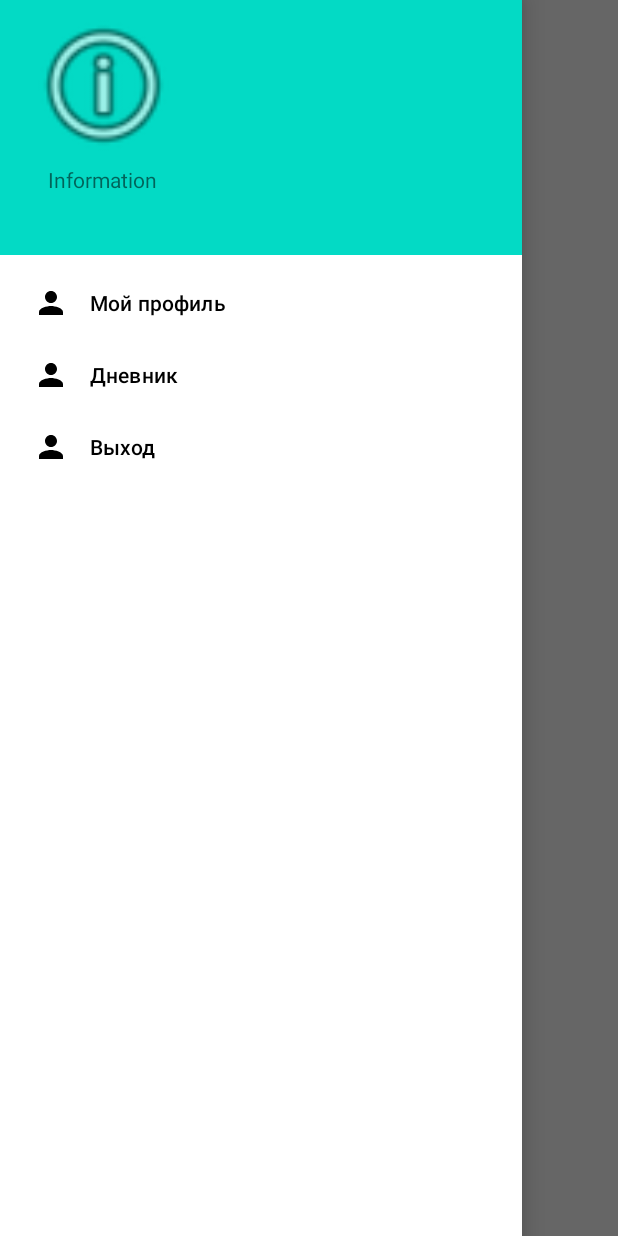
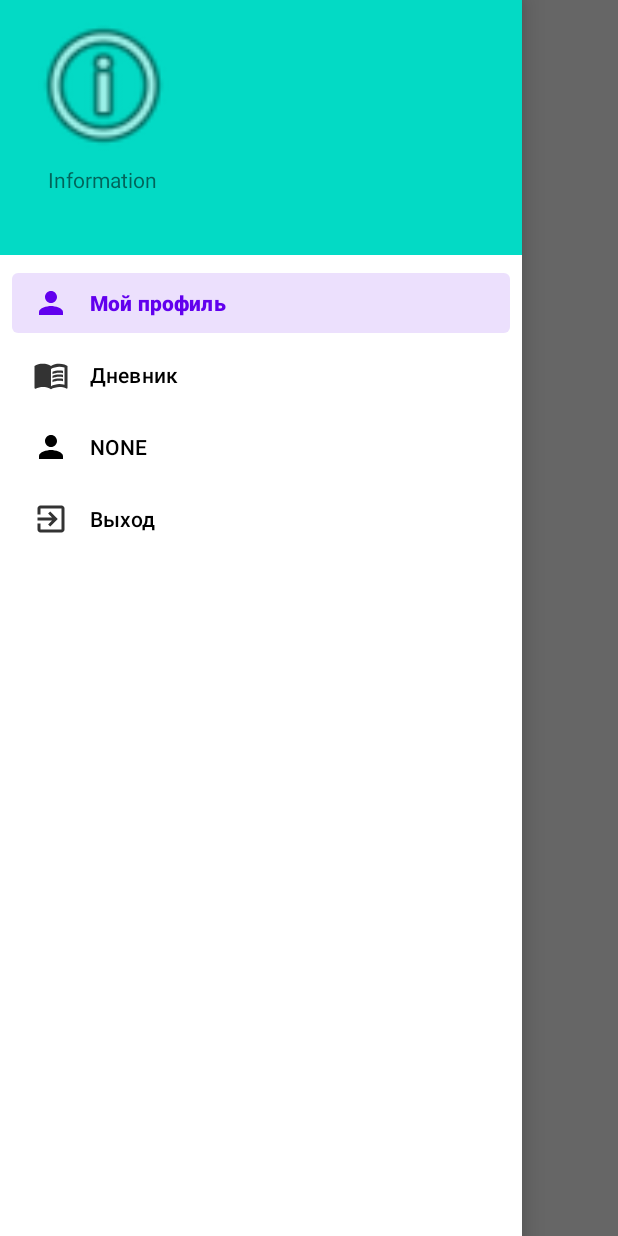
Before and after one commit to geloidd/appcov, an Android app: the screen it shows after launch (MainActivity), after a tap on "Мой профиль", on a phone screen of 412 x 824 dp. Run offline under Robolectric (Android 15) with nearby library versions, the phone set to English and light mode, and no system bars; 2 statements that could not run were skipped; 1 other tap on this screen came first.

```diff
--- a/app/build.gradle
+++ b/app/build.gradle
@@ -42,6 +42,9 @@ dependencies {
     implementation 'androidx.appcompat:appcompat:1.3.1'
     implementation 'com.google.android.material:material:1.4.0'
     implementation 'androidx.constraintlayout:constraintlayout:2.1.1'
+    implementation 'androidx.navigation:navigation-ui-ktx:2.3.5'
+    implementation 'androidx.drawerlayout:drawerlayout:1.1.1'
+    implementation 'androidx.legacy:legacy-support-v4:1.0.0'
     testImplementation 'junit:junit:4.+'
     androidTestImplementation 'androidx.test.ext:junit:1.1.3'
     androidTestImplementation 'androidx.test.espresso:espresso-core:3.4.0'
--- a/app/src/main/java/com/example/appcov/MainActivity.kt
+++ b/app/src/main/java/com/example/appcov/MainActivity.kt
@@ -1,24 +1,50 @@
 package com.example.appcov
-import android.content.Intent
-import androidx.appcompat.app.AppCompatActivity
 import android.os.Bundle
+import android.os.ParcelFileDescriptor.open
+import android.system.Os.open
+import android.view.MenuItem
 import android.view.View
 import android.widget.ImageButton
+import android.widget.Toast
+import androidx.appcompat.app.ActionBarDrawerToggle
+import androidx.appcompat.app.AppCompatActivity
 import androidx.core.view.GravityCompat
 import androidx.drawerlayout.widget.DrawerLayout
-import com.example.appcov.databinding.ActivityMainBinding
-import com.google.android.gms.auth.api.signin.GoogleSignIn
-import com.google.android.gms.auth.api.signin.GoogleSignInClient
-import com.google.android.gms.auth.api.signin.GoogleSignInOptions
+import androidx.fragment.app.Fragment
+import androidx.navigation.Navigation
 import com.google.android.material.navigation.NavigationView
 import kotlinx.android.synthetic.main.activity_main.*
 
-class MainActivity: AppCompatActivity() {
-    lateinit var binding: ActivityMainBinding
+class MainActivity : AppCompatActivity() {
+    lateinit var toggle: ActionBarDrawerToggle
+    lateinit var drawerlayout: DrawerLayout
+
     override fun onCreate(savedInstanceState: Bundle?) {
         super.onCreate(savedInstanceState)
-        binding = ActivityMainBinding.inflate(layoutInflater)
-        setContentView(binding.root)
+        setContentView(R.layout.activity_main)
+
+        val drawerLayout: DrawerLayout = findViewById(R.id.drawer_layout)
+        val navView: NavigationView = findViewById(R.id.nav_view)
+        toggle = ActionBarDrawerToggle(this, drawerLayout, R.string.open, R.string.close)
+        drawerLayout.addDrawerListener(toggle)
+        toggle.syncState()
+
+        supportActionBar?.setDisplayHomeAsUpEnabled(true)
+
+        navView.setNavigationItemSelectedListener {
+
+            it.isChecked = true
+            when (it.itemId) {
+
+                R.id.c_1 -> replaceFragment(ProfileFragment(), it.title.toString())
+                R.id.c_2 -> replaceFragment(DiaryFragment(), it.title.toString())
+//                R.id.c_2 -> startActivity(Intent(this, WeekViewActivity::class.java))
+                R.id.c_3 -> Toast.makeText(this, "Id cat_3", Toast.LENGTH_SHORT).show()
+                R.id.c_4 -> finish()
+
+            }
+            true
+        }
 
     }
     fun runGude(view: View) {
@@ -28,4 +54,24 @@ class MainActivity: AppCompatActivity() {
             drawer_layout.openDrawer(GravityCompat.START)
         }
     }
+    private fun replaceFragment(fragment: Fragment, title: String){
+
+        val fragmentManager = supportFragmentManager
+        val fragmentTransaction = fragmentManager.beginTransaction()
+        fragmentTransaction.replace(R.id.frameLayout, fragment)
+        fragmentTransaction.commit()
+        drawerlayout.closeDrawers()
+        setTitle(title)
+
+
+    }
+
+override fun onOptionsItemSelected(item: MenuItem): Boolean {
+        if (toggle.onOptionsItemSelected(item)) {
+            return true
+        }
+        return super.onOptionsItemSelected(item)
+    }
+
+
 }
--- /dev/null
+++ b/app/src/main/java/com/example/appcov/ProfileFragment.kt
@@ -0,0 +1,59 @@
+package com.example.appcov
+
+import android.os.Bundle
+import androidx.fragment.app.Fragment
+import android.view.LayoutInflater
+import android.view.View
+import android.view.ViewGroup
+
+// TODO: Rename parameter arguments, choose names that match
+// the fragment initialization parameters, e.g. ARG_ITEM_NUMBER
+private const val ARG_PARAM1 = "param1"
+private const val ARG_PARAM2 = "param2"
+
+/**
+ * A simple [Fragment] subclass.
+ * Use the [ProfileFragment.newInstance] factory method to
+ * create an instance of this fragment.
+ */
+class ProfileFragment : Fragment() {
+    // TODO: Rename and change types of parameters
+    private var param1: String? = null
+    private var param2: String? = null
+
+    override fun onCreate(savedInstanceState: Bundle?) {
+        super.onCreate(savedInstanceState)
+        arguments?.let {
+            param1 = it.getString(ARG_PARAM1)
+            param2 = it.getString(ARG_PARAM2)
+        }
+    }
+
+    override fun onCreateView(
+        inflater: LayoutInflater, container: ViewGroup?,
+        savedInstanceState: Bundle?
+    ): View? {
+        // Inflate the layout for this fragment
+        return inflater.inflate(R.layout.fragment_profile, container, false)
+    }
+
+    companion object {
+        /**
+         * Use this factory method to create a new instance of
+         * this fragment using the provided parameters.
+         *
+         * @param param1 Parameter 1.
+         * @param param2 Parameter 2.
+         * @return A new instance of fragment ProfileFragment.
+         */
+        // TODO: Rename and change types and number of parameters
+        @JvmStatic
+        fun newInstance(param1: String, param2: String) =
+            ProfileFragment().apply {
+                arguments = Bundle().apply {
+                    putString(ARG_PARAM1, param1)
+                    putString(ARG_PARAM2, param2)
+                }
+            }
+    }
+}
--- /dev/null
+++ b/app/src/main/res/drawable-anydpi/drawer_button_diary.xml
@@ -0,0 +1,21 @@
+<vector xmlns:android="http://schemas.android.com/apk/res/android"
+    android:width="24dp"
+    android:height="24dp"
+    android:viewportWidth="24"
+    android:viewportHeight="24"
+    android:tint="#000000"
+    android:alpha="0.8"
+    android:autoMirrored="true">
+  <path
+      android:fillColor="@android:color/white"
+      android:pathData="M21,5c-1.11,-0.35 -2.33,-0.5 -3.5,-0.5c-1.95,0 -4.05,0.4 -5.5,1.5c-1.45,-1.1 -3.55,-1.5 -5.5,-1.5S2.45,4.9 1,6v14.65c0,0.25 0.25,0.5 0.5,0.5c0.1,0 0.15,-0.05 0.25,-0.05C3.1,20.45 5.05,20 6.5,20c1.95,0 4.05,0.4 5.5,1.5c1.35,-0.85 3.8,-1.5 5.5,-1.5c1.65,0 3.35,0.3 4.75,1.05c0.1,0.05 0.15,0.05 0.25,0.05c0.25,0 0.5,-0.25 0.5,-0.5V6C22.4,5.55 21.75,5.25 21,5zM21,18.5c-1.1,-0.35 -2.3,-0.5 -3.5,-0.5c-1.7,0 -4.15,0.65 -5.5,1.5V8c1.35,-0.85 3.8,-1.5 5.5,-1.5c1.2,0 2.4,0.15 3.5,0.5V18.5z"/>
+  <path
+      android:fillColor="@android:color/white"
+      android:pathData="M17.5,10.5c0.88,0 1.73,0.09 2.5,0.26V9.24C19.21,9.09 18.36,9 17.5,9c-1.7,0 -3.24,0.29 -4.5,0.83v1.66C14.13,10.85 15.7,10.5 17.5,10.5z"/>
+  <path
+      android:fillColor="@android:color/white"
+      android:pathData="M13,12.49v1.66c1.13,-0.64 2.7,-0.99 4.5,-0.99c0.88,0 1.73,0.09 2.5,0.26V11.9c-0.79,-0.15 -1.64,-0.24 -2.5,-0.24C15.8,11.66 14.26,11.96 13,12.49z"/>
+  <path
+      android:fillColor="@android:color/white"
+      android:pathData="M17.5,14.33c-1.7,0 -3.24,0.29 -4.5,0.83v1.66c1.13,-0.64 2.7,-0.99 4.5,-0.99c0.88,0 1.73,0.09 2.5,0.26v-1.52C19.21,14.41 18.36,14.33 17.5,14.33z"/>
+</vector>
--- /dev/null
+++ b/app/src/main/res/drawable-anydpi/drawer_button_exit.xml
@@ -0,0 +1,12 @@
+<vector xmlns:android="http://schemas.android.com/apk/res/android"
+    android:width="24dp"
+    android:height="24dp"
+    android:viewportWidth="24"
+    android:viewportHeight="24"
+    android:tint="#000000"
+    android:alpha="0.8"
+    android:autoMirrored="true">
+  <path
+      android:fillColor="@android:color/white"
+      android:pathData="M10.09,15.59L11.5,17l5,-5 -5,-5 -1.41,1.41L12.67,11H3v2h9.67l-2.58,2.59zM19,3H5c-1.11,0 -2,0.9 -2,2v4h2V5h14v14H5v-4H3v4c0,1.1 0.89,2 2,2h14c1.1,0 2,-0.9 2,-2V5c0,-1.1 -0.9,-2 -2,-2z"/>
+</vector>
--- a/app/src/main/res/menu/gude_main_menu.xml
+++ b/app/src/main/res/menu/gude_main_menu.xml
@@ -9,13 +9,13 @@
             android:icon="@drawable/ic_cat_1"/>
         <item android:title="@string/category_2"
             android:id="@+id/c_2"
-            android:icon="@drawable/ic_cat_1"/>
+            android:icon="@drawable/drawer_button_diary"/>
         <item android:title="@string/category_3"
             android:id="@+id/c_3"
             android:icon="@drawable/ic_cat_1"/>
-<!--        <item android:title="@string/category_4"-->
-<!--            android:id="@+id/c_4"-->
-<!--            android:icon="@drawable/ic_cat_1"/>-->
+        <item android:title="@string/category_4"
+            android:id="@+id/c_4"
+            android:icon="@drawable/drawer_button_exit"/>
     </group>
 
 </menu>
--- a/app/src/main/res/values/strings.xml
+++ b/app/src/main/res/values/strings.xml
@@ -3,5 +3,10 @@
     <string name="btn_submit">Подтвердить </string>
     <string name="category_1">Мой профиль </string>
     <string name="category_2">Дневник </string>
-    <string name="category_3">Выход </string>
+    <string name="category_3">NONE </string>
+    <string name="category_4">Выход </string>
+    <string name="open">Открыть</string>
+    <string name="close">закрыть</string>
+    <string name="prof">PROFILE</string>
+    <string name="diary">DIARY</string>
 </resources>
```
Also changed, not shown: app/src/main/AndroidManifest.xml (+9 -3 lines), app/src/main/java/com/example/appcov/DiaryFragment.kt (added, +59 -0 lines), app/src/main/java/com/example/appcov/SignInActivity.kt (+6 -15 lines), app/src/main/res/layout/fragment_diary.xml (added, +18 -0 lines), app/src/main/res/layout/fragment_profile.xml (added, +18 -0 lines), app/src/main/res/drawable-hdpi/drawer_button_diary.png (added), app/src/main/res/drawable-hdpi/drawer_button_exit.png (added), app/src/main/res/drawable-mdpi/drawer_button_diary.png (added), app/src/main/res/drawable-mdpi/drawer_button_exit.png (added), app/src/main/res/drawable-xhdpi/drawer_button_diary.png (added), app/src/main/res/drawable-xhdpi/drawer_button_exit.png (added), app/src/main/res/drawable-xxhdpi/drawer_button_diary.png (added), app/src/main/res/drawable-xxhdpi/drawer_button_exit.png (added).
